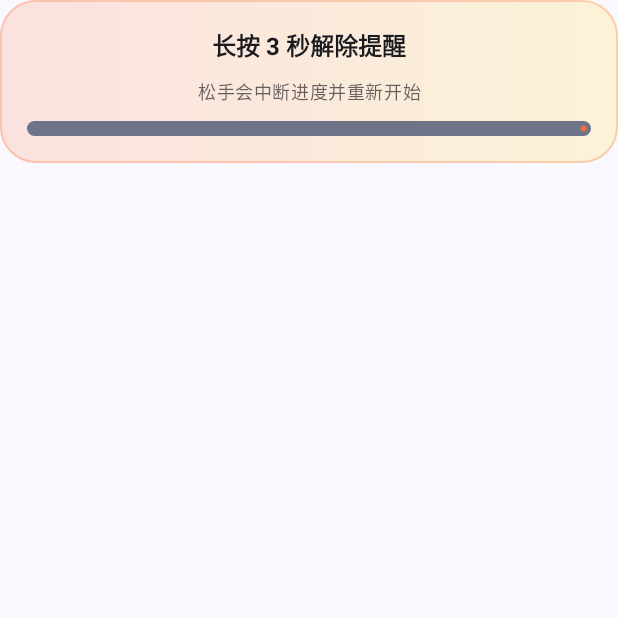
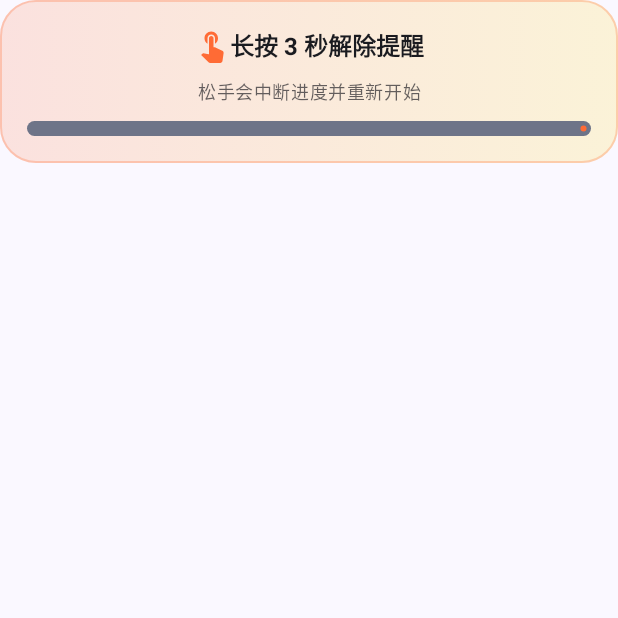
Before and after one commit to Denrusn/DuckTask, an Android app built with Jetpack Compose: the composable LongPressDismissButton shown on its own in the app's theme, on a phone screen of 412 x 824 dp, the top half of it. Run offline under Robolectric (Android 15) with nearby library versions, the phone set to English and light mode, and no system bars.

Commit message:
feat(ui): enhance long-press button with icons and completion effects
- Add TouchApp icon (hold state) and Check icon (completed state) to dismiss button
- Add scale animation (0.97x) when button is pressed for tactile feedback
- Change button color to success green (#4CAF50) on completion
- Update border and progress bar color to match completion state
- Add animation imports (animateFloatAsState, tween) to StrongReminderActivity
- Add ObjectAnimator for scale feedback in StrongReminderOverlayService
- Convert dismiss button to LinearLayout with ImageView icon + TextView text

Co-Authored-By: Claude Opus 4.6 <noreply@anthropic.com>

```diff
--- a/app/src/main/java/com/ducktask/StrongReminderActivity.kt
+++ b/app/src/main/java/com/ducktask/StrongReminderActivity.kt
@@ -7,6 +7,8 @@ import android.view.WindowManager
 import androidx.activity.ComponentActivity
 import androidx.activity.compose.BackHandler
 import androidx.activity.compose.setContent
+import androidx.compose.animation.core.animateFloatAsState
+import androidx.compose.animation.core.tween
 import androidx.compose.foundation.BorderStroke
 import androidx.compose.foundation.background
 import androidx.compose.foundation.gestures.detectTapGestures
@@ -14,12 +16,15 @@ import androidx.compose.foundation.layout.Arrangement
 import androidx.compose.foundation.layout.Box
 import androidx.compose.foundation.layout.Column
 import androidx.compose.foundation.layout.Row
+import androidx.compose.foundation.layout.size
 import androidx.compose.foundation.layout.fillMaxSize
 import androidx.compose.foundation.layout.fillMaxWidth
 import androidx.compose.foundation.layout.height
 import androidx.compose.foundation.layout.padding
 import androidx.compose.foundation.shape.RoundedCornerShape
 import androidx.compose.material.icons.Icons
+import androidx.compose.material.icons.filled.Check
+import androidx.compose.material.icons.filled.TouchApp
 import androidx.compose.material.icons.filled.Warning
 import androidx.compose.material3.Card
 import androidx.compose.material3.CardDefaults
@@ -39,6 +44,7 @@ import androidx.compose.ui.Alignment
 import androidx.compose.ui.Modifier
 import androidx.compose.ui.graphics.Brush
 import androidx.compose.ui.graphics.Color
+import androidx.compose.ui.graphics.graphicsLayer
 import androidx.compose.ui.input.pointer.pointerInput
 import androidx.compose.ui.text.font.FontWeight
 import androidx.compose.ui.text.style.TextAlign
@@ -246,13 +252,29 @@ private fun LongPressDismissButton(onDismiss: () -> Unit) {
     var hint by remember { mutableStateOf("长按 3 秒解除提醒") }
     var progressJob by remember { mutableStateOf<Job?>(null) }
     var completed by remember { mutableStateOf(false) }
+    var isHolding by remember { mutableStateOf(false) }
+
+    // Scale animation for button press effect
+    val buttonScale by animateFloatAsState(
+        targetValue = if (isHolding) 0.97f else 1f,
+        animationSpec = tween(durationMillis = 150),
+        label = "buttonScale"
+    )
+
+    // Success green color
+    val successGreen = Color(0xFF4CAF50)
 
     Card(
         modifier = Modifier
             .fillMaxWidth()
+            .graphicsLayer {
+                scaleX = buttonScale
+                scaleY = buttonScale
+            }
             .pointerInput(Unit) {
                 detectTapGestures(
                     onPress = {
+                        isHolding = true
                         completed = false
                         hint = "保持按住，3 秒后解除"
                         progressJob?.cancel()
@@ -267,6 +289,7 @@ private fun LongPressDismissButton(onDismiss: () -> Unit) {
                             onDismiss()
                         }
                         val released = tryAwaitRelease()
+                        isHolding = false
                         if (released && !completed) {
                             progressJob?.cancel()
                             progress = 0f
@@ -277,30 +300,50 @@ private fun LongPressDismissButton(onDismiss: () -> Unit) {
             },
         shape = RoundedCornerShape(24.dp),
         colors = CardDefaults.cardColors(containerColor = Color.Transparent),
-        border = BorderStroke(1.dp, DuckOrange.copy(alpha = 0.28f))
+        border = BorderStroke(
+            width = if (completed) 2.dp else 1.dp,
+            color = if (completed) successGreen else DuckOrange.copy(alpha = 0.28f)
+        )
     ) {
         Column(
             modifier = Modifier
                 .background(
                     Brush.horizontalGradient(
-                        colors = listOf(
+                        colors = if (completed) {
+                            listOf(successGreen.copy(alpha = 0.24f), successGreen.copy(alpha = 0.16f))
+                        } else {
+                            listOf(
                                 DuckOrange.copy(alpha = 0.16f),
                                 DuckYellow.copy(alpha = 0.16f)
                             )
+                        }
                     )
                 )
                 .padding(18.dp),
             horizontalAlignment = Alignment.CenterHorizontally,
             verticalArrangement = Arrangement.spacedBy(10.dp)
         ) {
+            Row(
+                modifier = Modifier.fillMaxWidth(),
+                horizontalArrangement = Arrangement.Center,
+                verticalAlignment = Alignment.CenterVertically
+            ) {
+                Icon(
+                    imageVector = if (completed) Icons.Default.Check else Icons.Default.TouchApp,
+                    contentDescription = null,
+                    tint = if (completed) successGreen else DuckOrange,
+                    modifier = Modifier.size(24.dp)
+                )
                 Text(
                     text = hint,
                     style = MaterialTheme.typography.titleMedium,
                     textAlign = TextAlign.Center,
-                fontWeight = FontWeight.Bold
+                    fontWeight = FontWeight.Bold,
+                    color = if (completed) successGreen else MaterialTheme.colorScheme.onSurface
                 )
+            }
             Text(
-                text = "松手会中断进度并重新开始",
+                text = if (completed) "已完成" else "松手会中断进度并重新开始",
                 style = MaterialTheme.typography.bodySmall,
                 textAlign = TextAlign.Center,
                 color = MaterialTheme.colorScheme.onSurface.copy(alpha = 0.68f)
@@ -310,7 +353,7 @@ private fun LongPressDismissButton(onDismiss: () -> Unit) {
                 modifier = Modifier
                     .fillMaxWidth()
                     .height(10.dp),
-                color = DuckOrange
+                color = if (completed) successGreen else DuckOrange
             )
         }
     }
```
Also changed, not shown: app/src/main/java/com/ducktask/StrongReminderOverlayService.kt (+54 -7 lines). Lines whose indentation alone changed are shown as unchanged.
